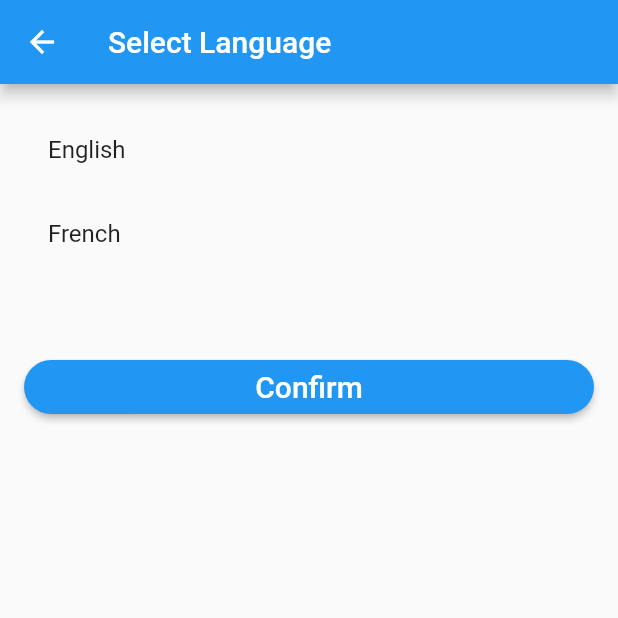
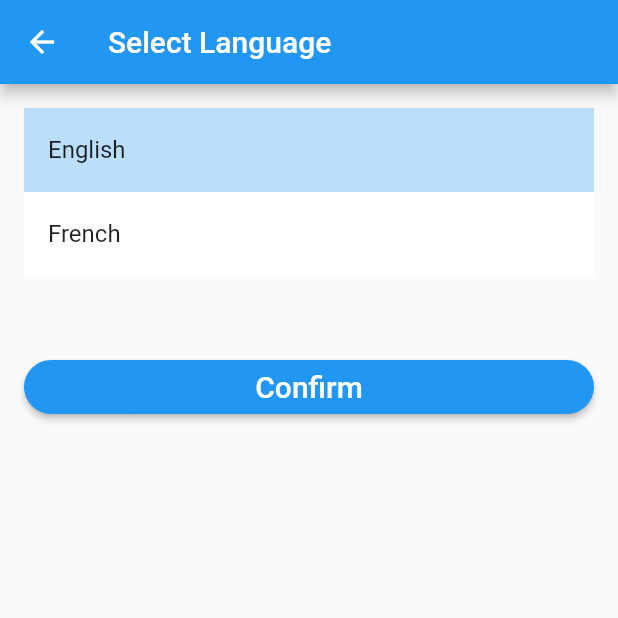
Before and after one commit to Sunnyc317/mobile-device-group-project-dockmate, a Flutter app: the Settings screen opened directly, after a tap on "Select Language", on a phone screen of 412 x 824 dp, the top half of it. Run offline on Flutter 3.47's test engine with Material 2 defaults, Android fonts, the phone set to English and light mode, and no system bars; our stand-ins replace cloud_firestore, firebase_auth, firebase_core, flutter_i18n, flutter_local_notifications, flutter_map and 5 more; missing offline and left inert: filter_list, flutter_dialogflow; accounts and stored records are empty; project files that could hold a hidden picture were left out.

Commit message:
added language selection between English and French

```diff
--- a/dockmate/lib/pages/Settings/selectLanguage.dart
+++ b/dockmate/lib/pages/Settings/selectLanguage.dart
@@ -5,9 +5,19 @@ class SelectLanguage extends StatefulWidget {
   _SelectLanguageState createState() => _SelectLanguageState();
 }
 
+
 class _SelectLanguageState extends State<SelectLanguage> {
+int _selectedIndex;
+String language = 'English';
+  @override
+  void initState() {
+    _selectedIndex = 0;
+    language = 'English';
+    super.initState();
+  }
   @override
   Widget build(BuildContext context) {
+    // String language = 'English';
     return Scaffold(
       appBar: AppBar(title: Text('Select Language')),
       body: Padding(
@@ -15,17 +25,40 @@ class _SelectLanguageState extends State<SelectLanguage> {
         child: ListView(padding: EdgeInsets.all(8), children: [
           ListTile(
             title: Text('English'),
-            onTap: () {},
+            tileColor:
+                _selectedIndex == 0 ? Colors.blue[100] : Colors.white,
+            onTap: () {
+              setState(() {
+                _selectedIndex = 0;
+                language = 'English';
+              });
+              // language = 'English';
+            },
           ),
           ListTile(
             title: Text('French'),
-            onTap: () {},
+            tileColor:
+                _selectedIndex == 1 ? Colors.blue[100] : Colors.white,
+            onTap: () {
+              setState(() {
+                _selectedIndex = 1;
+                language = 'French';
+              });
+            },
           ),
           SizedBox(height: 50),
           RaisedButton(
             child: Text('Confirm',
                 style: TextStyle(fontSize: 20, color: Colors.white)),
-            onPressed: () {},
+            onPressed: () {
+              if (language == 'English') {
+                // Locale newLocale = Locale('en');
+                Navigator.pop(context, 'en');
+              } else if (language == 'French') {
+                // Locale newLocale = Locale('fr');
+                Navigator.pop(context, 'fr');
+              }
+            },
             shape: RoundedRectangleBorder(
               borderRadius: BorderRadius.circular(18.0),
             ),
--- a/dockmate/lib/pages/Settings/settings.dart
+++ b/dockmate/lib/pages/Settings/settings.dart
@@ -8,6 +8,9 @@ import 'package:flutter/material.dart';
 import 'package:dockmate/utils/bottombar.dart';
 import 'package:dockmate/model/username.dart';
 import 'package:provider/provider.dart';
+import 'package:flutter_i18n/flutter_i18n.dart';
+import 'package:flutter_i18n/flutter_i18n_delegate.dart';
+import 'package:flutter_localizations/flutter_localizations.dart';
 
 class Settings extends StatefulWidget {
   // String title;
@@ -56,8 +59,10 @@ class _SettingsState extends State<Settings> {
                 child: ListView(padding: EdgeInsets.all(8), children: [
                   ListTile(
                     title: Wrap(children: [
+
                       Text(
-                        "Signed in as: ",
+                        // "Signed in as: ",
+                        FlutterI18n.translate(context, "Settings.Status"),
                         style: TextStyle(
                             fontSize: 20,
                             color: Color.fromRGBO(88, 126, 163, 1)),
@@ -72,7 +77,7 @@ class _SettingsState extends State<Settings> {
                   ),
                   Builder(
                     builder: (context) => ListTile(
-                      title: Text('Edit Profile'),
+                      title: Text(FlutterI18n.translate(context, "Settings.EditProfile"),),
                       leading: Icon(Icons.edit),
                       onTap: () {
                         if (user.isAnonymous) {
@@ -89,23 +94,27 @@ class _SettingsState extends State<Settings> {
                     ),
                   ),
                   ListTile(
-                    title: Text('Select Language'),
+                    title: Text(FlutterI18n.translate(context, "Settings.SelectLanguage"),),
                     leading: Icon(Icons.flag),
-                    onTap: () {
-                      Navigator.push(
+                    onTap: () async {
+                      String lang = await Navigator.push(
                           context,
                           MaterialPageRoute(
                               builder: (context) => SelectLanguage()));
+                      Locale newLocale = Locale(lang);
+                      await FlutterI18n.refresh(context, newLocale);
+                      setState(() {});
                     },
                   ),
                   Builder(
                     builder: (context) => ListTile(
-                      title: Text('Change Password'),
+                      title: Text(FlutterI18n.translate(context, "Settings.ChangePassword")),
                       leading: Icon(Icons.security),
                       onTap: () async {
                         if (user.isAnonymous) {
                           Scaffold.of(context).showSnackBar(SnackBar(
-                              content: Text('can\'t change password as a guest')));
+                              content:
+                                  Text('can\'t change password as a guest')));
                         } else {
                           await Navigator.push(
                               context,
@@ -119,7 +128,7 @@ class _SettingsState extends State<Settings> {
                     ),
                   ),
                   ListTile(
-                      title: Text('Log Out',
+                      title: Text(FlutterI18n.translate(context, "Settings.Logout"),
                           style: TextStyle(
                               color: Color.fromRGBO(222, 115, 89, 1))),
                       leading: Icon(Icons.exit_to_app),
--- /dev/null
+++ b/dockmate/lib/utils/language.dart
@@ -0,0 +1,4 @@
+class Language {
+  String lang = 'en';
+  Language();
+}
--- a/dockmate/lib/utils/wrapper.dart
+++ b/dockmate/lib/utils/wrapper.dart
@@ -19,6 +19,7 @@ class _WrapperState extends State<Wrapper> {
   Widget build(BuildContext context) {
     final user = Provider.of<usermodel.User>(context);
     final userstatus = Provider.of<User>(context);
+    final language = Provider.of<String>(context);
     // get the user object as in user.dart
 
     // print(user);
--- a/dockmate/pubspec.yaml
+++ b/dockmate/pubspec.yaml
@@ -40,7 +40,7 @@ dependencies:
   flutter_dialogflow: ^0.1.2
   image_picker:
   flutter_launcher_icons: "^0.8.0"
-
+  flutter_i18n:
 
   # The following adds the Cupertino Icons font to your application.
   # Use with the CupertinoIcons class for iOS style icons.
@@ -74,6 +74,7 @@ flutter:
       - assets/placeholder_icon.png
       - assets/service.json
       - assets/shorsh.png
+      - assets/flutter_i18n/
 
 
 
```
Also changed, not shown: dockmate/assets/flutter_i18n/en.json (added, +9 -0 lines), dockmate/assets/flutter_i18n/fr.json (added, +9 -0 lines), dockmate/lib/main.dart (+34 -1 lines), dockmate/lib/pages/Settings/changePassword.dart (+4 -3 lines).
